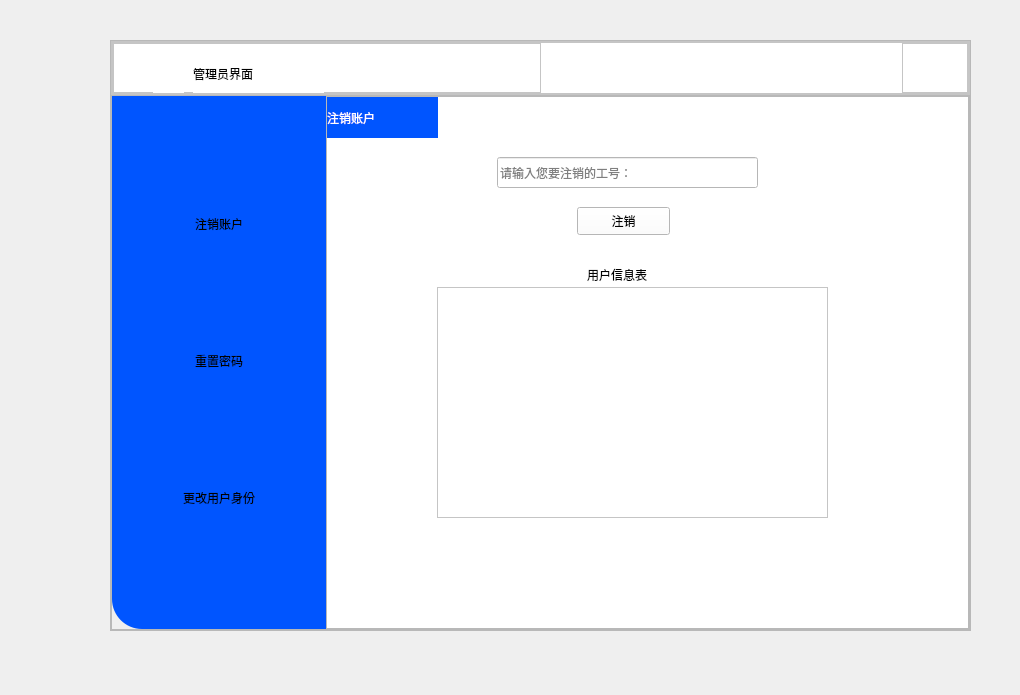
First picture: the form in Admin_Interface.ui, repository explore-liu/financial-management-system, before the edit.
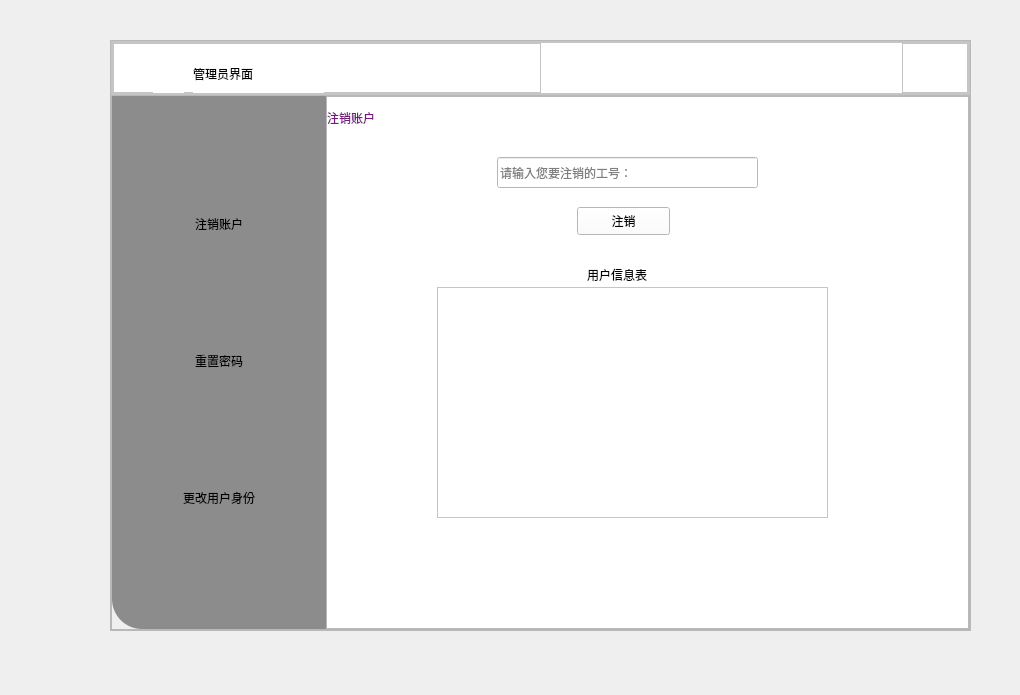
Second picture: the form after the edit. Icons and pictures are not drawn.

```diff
--- a/Admin_Interface.ui
+++ b/Admin_Interface.ui
@@ -267,11 +267,11 @@
            </sizepolicy>
           </property>
           <property name="styleSheet">
-           <string notr="true">background-color: rgb(0, 85, 255);
-;
-border-bottom-left-radius:30px
+           <string notr="true">background-color: rgb(140,140, 140);
 
-    </string>
+border-bottom-left-radius:30px;
+
+</string>
           </property>
           <property name="frameShape">
            <enum>QFrame::StyledPanel</enum>
@@ -568,9 +568,9 @@
                </property>
                <property name="styleSheet">
                 <string notr="true">
-font: 15pt &quot;Algerian&quot;;
-color: rgb(255, 255, 255);
-background-color: rgb(0, 85, 255);</string>
+font: 16pt &quot;Algerian&quot;;
+color: rgb(116, 27, 124);
+background-color: rgb(255, 255, 255);</string>
                </property>
                <property name="text">
                 <string>注销账户</string>
```
Left out of the diff: 12 changed lines with no effect on the pictures.
